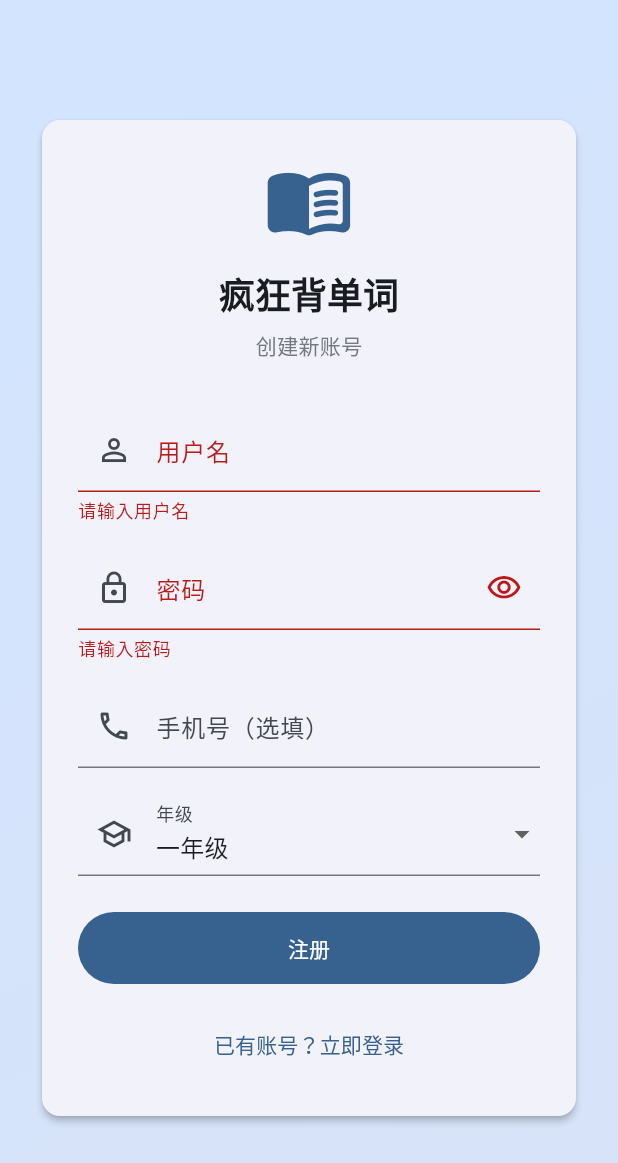
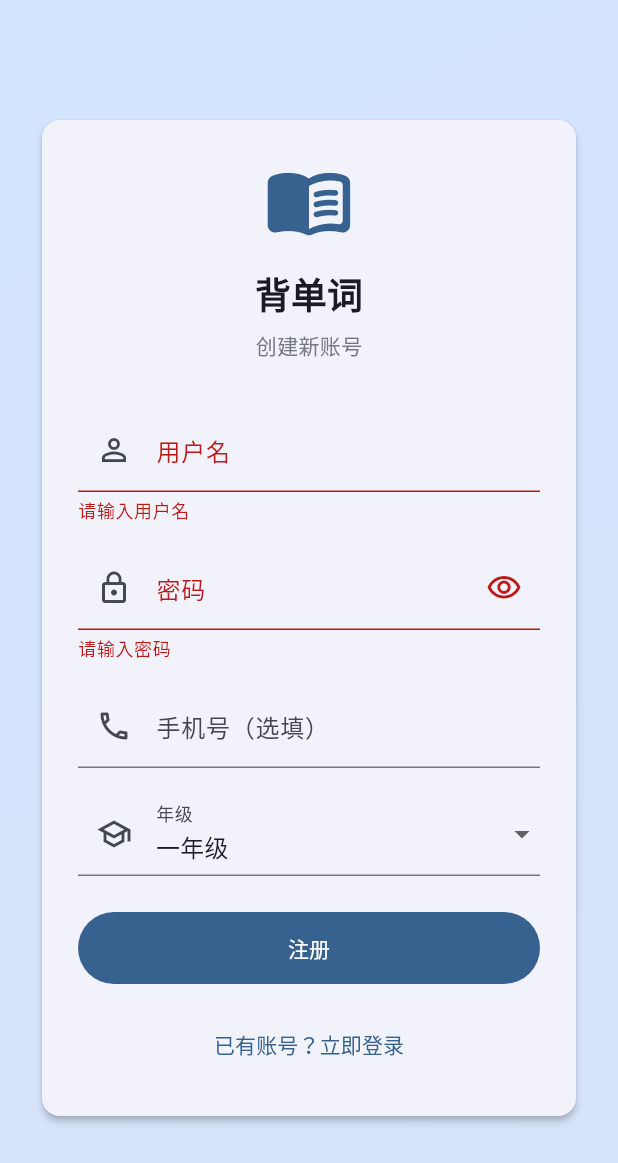
Before and after one commit to 18964785387/vocabulary-app, a Flutter app: the screen it shows after launch, after a tap on "登录", after a tap on "没有账号？立即注册", on a phone screen of 412 x 824 dp. Shown: the top 1163 px of the screen. Run offline on Flutter 3.47's test engine with Material 3 defaults, Android fonts, the phone set to English and light mode, and no system bars; our stand-ins replace confetti, flutter_slidable, shared_preferences; accounts and stored records are empty.

Commit message:
修改APP名称：疯狂背单词 -> 背单词

```diff
--- a/lib/main.dart
+++ b/lib/main.dart
@@ -18,7 +18,7 @@ class MyApp extends StatelessWidget {
     return ChangeNotifierProvider(
       create: (_) => UserProvider(),
       child: MaterialApp(
-        title: '疯狂背单词',
+        title: '背单词',
         debugShowCheckedModeBanner: false,
         theme: ThemeData(
           colorScheme: ColorScheme.fromSeed(
@@ -97,7 +97,7 @@ class _SplashScreenState extends State<SplashScreen> {
             ),
             const SizedBox(height: 20),
             Text(
-              '疯狂背单词',
+              '背单词',
               style: Theme.of(context).textTheme.headlineMedium?.copyWith(
                 fontWeight: FontWeight.bold,
               ),
--- a/lib/screens/learn_screen.dart
+++ b/lib/screens/learn_screen.dart
@@ -74,7 +74,7 @@ class _LearnScreenState extends State<LearnScreen> {
   Widget build(BuildContext context) {
     return Scaffold(
       appBar: AppBar(
-        title: const Text('疯狂背单词'),
+        title: const Text('背单词'),
         actions: [
           IconButton(
             icon: const Icon(Icons.refresh),
--- a/lib/screens/login_screen.dart
+++ b/lib/screens/login_screen.dart
@@ -89,7 +89,7 @@ class _LoginScreenState extends State<LoginScreen> {
                           ),
                           const SizedBox(height: 16),
                           Text(
-                            '疯狂背单词',
+                            '背单词',
                             style: Theme.of(context).textTheme.headlineSmall?.copyWith(
                               fontWeight: FontWeight.bold,
                             ),
```
